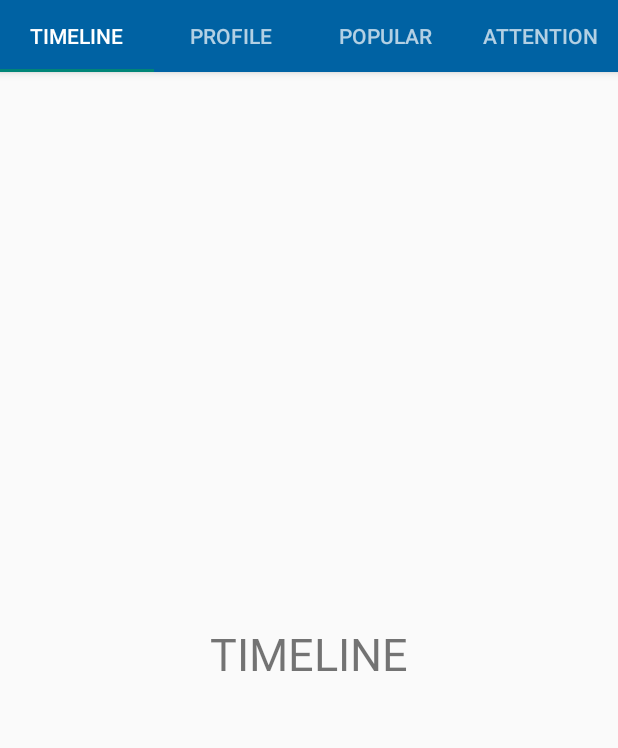
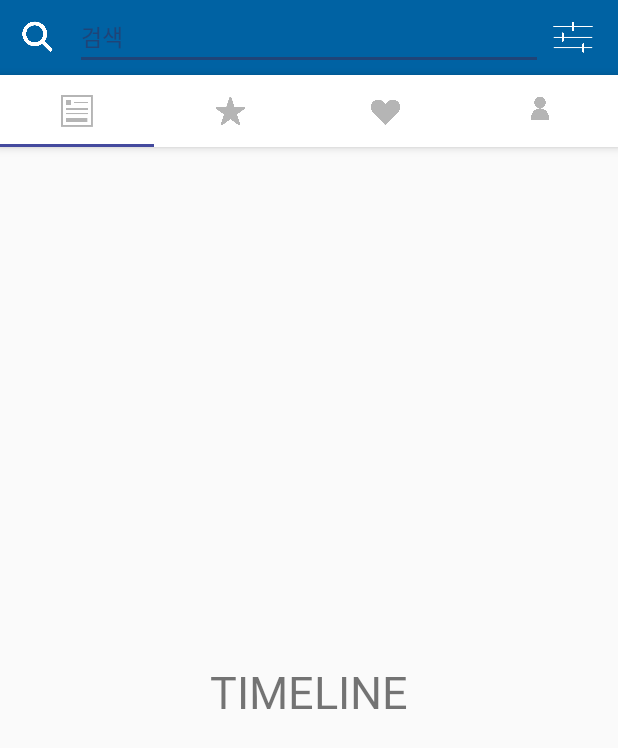
Before and after one commit to jyb2605/doldam, an Android app: the screen it shows after launch (MainActivity), on a phone screen of 412 x 824 dp. Shown: the top 748 px of the screen. Run offline under Robolectric (Android 15) with nearby library versions, the phone set to English and light mode, and no system bars.

Commit message:
TAB + SEARCH

```diff
--- a/app/src/main/AndroidManifest.xml
+++ b/app/src/main/AndroidManifest.xml
@@ -4,13 +4,12 @@
 
     <application
         android:allowBackup="true"
-        android:icon="@drawable/logo"
+        android:icon="@drawable/logo2"
         android:label="@string/app_name"
-        android:roundIcon="@drawable/logo"
+        android:roundIcon="@drawable/logo2"
         android:supportsRtl="true"
         android:theme="@style/AppTheme">
         <activity android:name=".SplashActivity"
-            android:theme="@style/Theme.AppCompat.DayNight.NoActionBar"
             >
             <intent-filter>
                 <action android:name="android.intent.action.MAIN" />
@@ -18,7 +17,6 @@
             </intent-filter>
         </activity>
         <activity android:name=".MainActivity"
-            android:theme="@style/Theme.AppCompat.DayNight.NoActionBar"
             />
     </application>
 
--- a/app/src/main/java/com/doldam/MainActivity.java
+++ b/app/src/main/java/com/doldam/MainActivity.java
@@ -14,17 +14,20 @@ public class MainActivity extends AppCompatActivity {
 
         ViewPager viewPager = (ViewPager) findViewById(R.id.viewpager);
         MainAdapter adapter = new MainAdapter(getSupportFragmentManager());
-        adapter.addFragment(new TimeLineFragment(), "TIMELINE");
-        adapter.addFragment(new ProfileFragment(), "PROFILE");
-        adapter.addFragment(new PopularFragment(), "POPULAR");
-        adapter.addFragment(new AttentionFragment(), "ATTENTION");
+        adapter.addFragment(new TimeLineFragment(), null);
+        adapter.addFragment(new ProfileFragment(), null);
+        adapter.addFragment(new PopularFragment(), null);
+        adapter.addFragment(new AttentionFragment(), null);
 
 
         viewPager.setAdapter(adapter);
 
         TabLayout tabLayout = (TabLayout) findViewById(R.id.tabs);
         tabLayout.setupWithViewPager(viewPager);
-
+        tabLayout.getTabAt(0).setIcon(R.drawable.timeline);
+        tabLayout.getTabAt(1).setIcon(R.drawable.star);
+        tabLayout.getTabAt(2).setIcon(R.drawable.heart);
+        tabLayout.getTabAt(3).setIcon(R.drawable.profile);
 
 
 
--- a/app/src/main/res/layout/activity_main.xml
+++ b/app/src/main/res/layout/activity_main.xml
@@ -1,18 +1,58 @@
 <?xml version="1.0" encoding="utf-8"?>
-<LinearLayout android:layout_width="match_parent"
+<LinearLayout xmlns:app="http://schemas.android.com/apk/res-auto"
+    android:layout_width="match_parent"
     android:layout_height="match_parent"
     android:orientation="vertical"
     android:id="@+id/fragment_1"
     xmlns:android="http://schemas.android.com/apk/res/android">
 
+
+
+
+    <LinearLayout
+        android:layout_width="match_parent"
+        android:layout_height="50dp"
+        android:orientation="horizontal"
+        android:background="@color/colorPrimary"
+        android:gravity="center"
+        android:paddingLeft="10dp"
+        android:paddingRight="10dp"
+        >
+        <ImageView
+            android:layout_width="30dp"
+            android:layout_height="30dp"
+            app:srcCompat="@drawable/search_icon" />
+        <EditText
+            android:layout_marginLeft="10dp"
+            android:id="@+id/editText"
+            android:layout_width="0dp"
+            android:layout_weight="1"
+            android:layout_height="wrap_content"
+            android:ems="10"
+            android:textSize="15sp"
+            android:hint="검색"
+            android:inputType="textAutoComplete"
+            android:textColor="#FFFFFF"
+            android:backgroundTint="@color/colorPrimaryDark"
+            android:textColorHint="@color/colorPrimaryDark"
+            />
+        <ImageView
+            android:layout_width="40dp"
+
+            android:layout_height="40dp"
+            app:srcCompat="@drawable/filter" />
+
+    </LinearLayout>
+
     <android.support.design.widget.AppBarLayout
         android:layout_width="match_parent"
         android:layout_height="wrap_content"
-        android:theme="@style/ThemeOverlay.AppCompat.Dark.ActionBar">
+        android:background="#FFFFFF"
+        >
 
         <android.support.design.widget.TabLayout
             android:id="@+id/tabs"
-            android:background="@color/colorPrimary"
+
             android:layout_width="match_parent"
             android:layout_height="wrap_content"
             />
@@ -21,5 +61,6 @@
     <android.support.v4.view.ViewPager
         android:id="@+id/viewpager"
         android:layout_width="match_parent"
-        android:layout_height="match_parent"/>
+        android:layout_height="match_parent" />
+
 </LinearLayout>
--- a/app/src/main/res/values/styles.xml
+++ b/app/src/main/res/values/styles.xml
@@ -1,7 +1,7 @@
 <resources>
 
     <!-- Base application theme. -->
-    <style name="AppTheme" parent="Theme.AppCompat.Light.DarkActionBar">
+    <style name="AppTheme" parent="Theme.AppCompat.DayNight.NoActionBar">
         <!-- Customize your theme here. -->
         <item name="colorPrimary">@color/colorPrimary</item>
         <item name="colorPrimaryDark">@color/colorPrimaryDark</item>
```
Also changed, not shown: app/src/main/res/layout/activity_splash.xml (+7 -25 lines), app/src/main/res/drawable/filter.png (added), app/src/main/res/drawable/heart.png (added), app/src/main/res/drawable/logo2.png (added), app/src/main/res/drawable/logo3.png (added), app/src/main/res/drawable/profile.png (added), app/src/main/res/drawable/search_icon.png (added), app/src/main/res/drawable/star.png (added), app/src/main/res/drawable/timeline.png (added).
